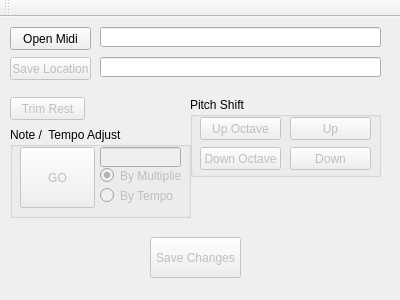
Above: midiqtool.ui from Haaglar/MidiQTool before the change. Below: the same form after it.
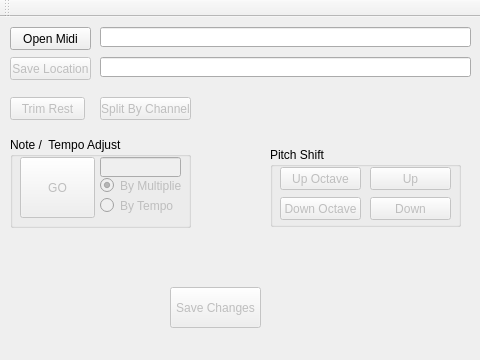
That is the form after the change.

Commit message: Split by channel option for midi type 0

The edit to the form file:
```diff
--- a/midiqtool.ui
+++ b/midiqtool.ui
@@ -6,8 +6,8 @@
    <rect>
     <x>0</x>
     <y>0</y>
-    <width>400</width>
-    <height>300</height>
+    <width>480</width>
+    <height>360</height>
    </rect>
   </property>
   <property name="sizePolicy">
@@ -18,14 +18,14 @@
   </property>
   <property name="minimumSize">
    <size>
-    <width>400</width>
-    <height>300</height>
+    <width>480</width>
+    <height>360</height>
    </size>
   </property>
   <property name="maximumSize">
    <size>
-    <width>400</width>
-    <height>300</height>
+    <width>480</width>
+    <height>360</height>
    </size>
   </property>
   <property name="windowTitle">
@@ -50,7 +50,7 @@
      <rect>
       <x>100</x>
       <y>10</y>
-      <width>281</width>
+      <width>371</width>
       <height>20</height>
      </rect>
     </property>
@@ -79,7 +79,7 @@
      <rect>
       <x>100</x>
       <y>40</y>
-      <width>281</width>
+      <width>371</width>
       <height>20</height>
      </rect>
     </property>
@@ -109,8 +109,8 @@
     </property>
     <property name="geometry">
      <rect>
-      <x>150</x>
-      <y>220</y>
+      <x>170</x>
+      <y>270</y>
       <width>91</width>
       <height>41</height>
      </rect>
@@ -122,8 +122,8 @@
    <widget class="QGroupBox" name="groupBoxPitch">
     <property name="geometry">
      <rect>
-      <x>190</x>
-      <y>80</y>
+      <x>270</x>
+      <y>130</y>
       <width>191</width>
       <height>80</height>
      </rect>
@@ -200,7 +200,7 @@
     <property name="geometry">
      <rect>
       <x>10</x>
-      <y>110</y>
+      <y>120</y>
       <width>181</width>
       <height>91</height>
      </rect>
@@ -282,6 +282,22 @@
      </attribute>
     </widget>
    </widget>
+   <widget class="QPushButton" name="pushButtonT0Split">
+    <property name="enabled">
+     <bool>false</bool>
+    </property>
+    <property name="geometry">
+     <rect>
+      <x>100</x>
+      <y>80</y>
+      <width>91</width>
+      <height>23</height>
+     </rect>
+    </property>
+    <property name="text">
+     <string>Split By Channel</string>
+    </property>
+   </widget>
    <zorder>groupBox</zorder>
    <zorder>pushButtonOpenMidi</zorder>
    <zorder>lineEditFile</zorder>
```
Left out of the diff: 3 changed lines with no effect on the pictures. The commit also changes 3 other files.
